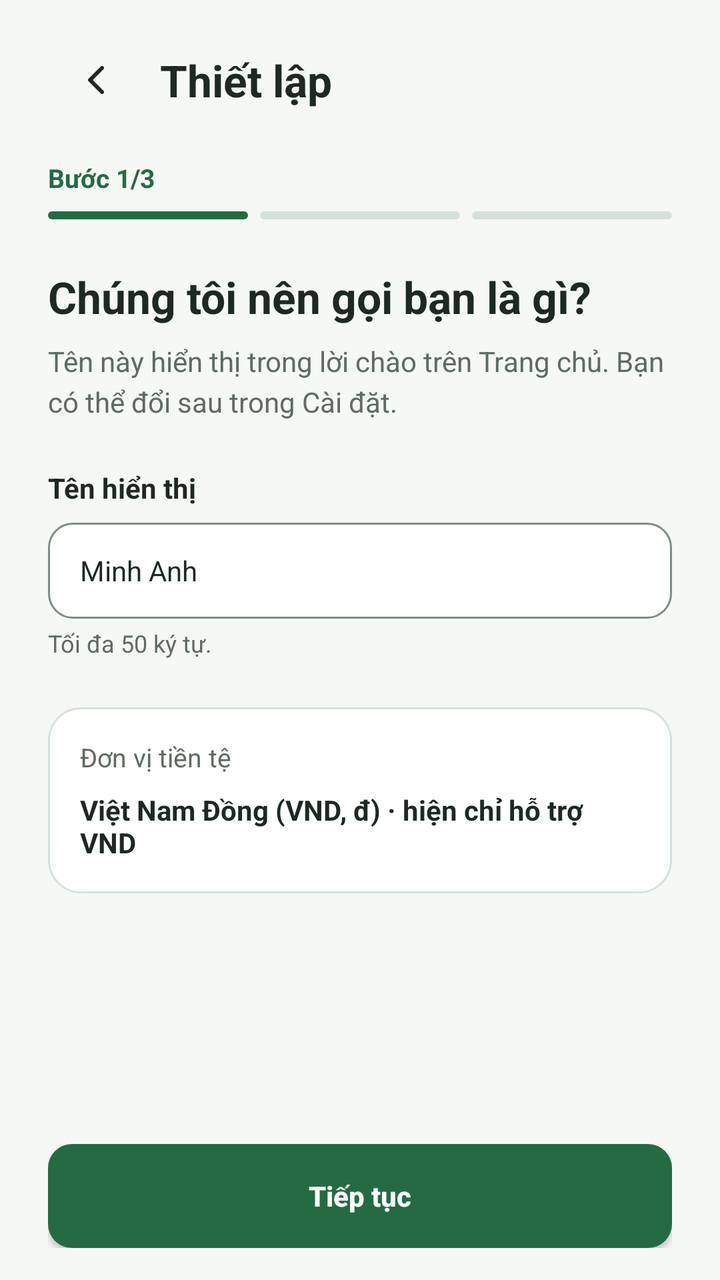
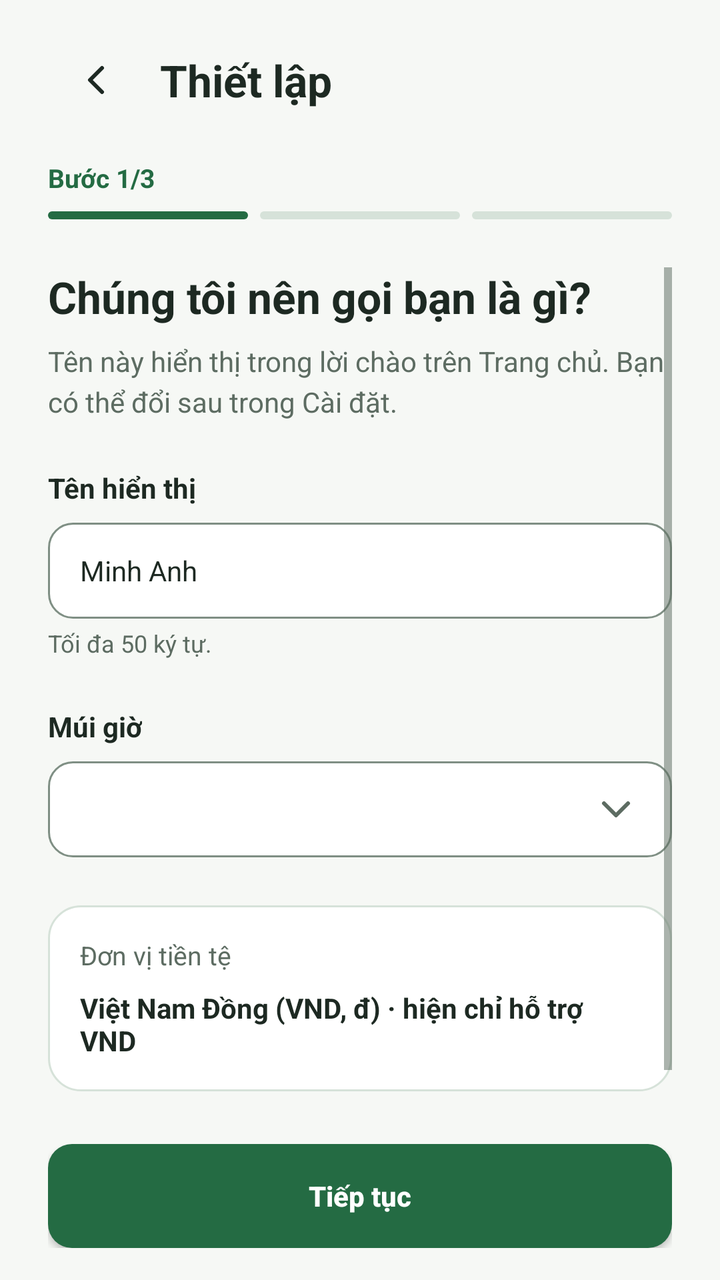

Before-and-after screenshots of an Android layout around one commit, followed by the original layout XML and the change that was made.
<!-- AndroidManifest.xml: application theme Theme.Fintrack -->
<!-- res/layout/activity_setup_basic_info.xml -->
<?xml version="1.0" encoding="utf-8"?>
<androidx.constraintlayout.widget.ConstraintLayout
    xmlns:android="http://schemas.android.com/apk/res/android"
    xmlns:app="http://schemas.android.com/apk/res-auto"
    android:layout_width="match_parent"
    android:layout_height="match_parent"
    android:background="@color/bg_app_canvas"
    android:fitsSystemWindows="true">

    
    <LinearLayout
        android:id="@+id/llFormContainer"
        android:layout_width="0dp"
        android:layout_height="0dp"
        android:orientation="vertical"
        android:paddingHorizontal="@dimen/spacing_24"
        android:paddingTop="@dimen/spacing_16"
        android:paddingBottom="@dimen/spacing_8"
        app:layout_constraintTop_toTopOf="parent"
        app:layout_constraintBottom_toTopOf="@id/btnContinueContainer"
        app:layout_constraintStart_toStartOf="parent"
        app:layout_constraintEnd_toEndOf="parent"
        app:layout_constraintWidth_max="440dp">

        
        <LinearLayout
            android:id="@+id/llHeader"
            android:layout_width="match_parent"
            android:layout_height="wrap_content"
            android:minHeight="48dp"
            android:gravity="center_vertical"
            android:orientation="horizontal">

            <ImageView
                android:id="@+id/ivBack"
                android:layout_width="48dp"
                android:layout_height="48dp"
                android:background="?attr/selectableItemBackgroundBorderless"
                android:clickable="true"
                android:focusable="true"
                android:contentDescription="@string/setup_title"
                android:padding="@dimen/spacing_12"
                android:scaleType="centerInside"
                android:src="@drawable/ic_arrow_back"
                app:tint="@color/text_primary" />

            <TextView
                android:id="@+id/tvHeaderTitle"
                android:layout_width="0dp"
                android:layout_height="wrap_content"
                android:layout_marginStart="@dimen/spacing_8"
                android:layout_weight="1"
                android:text="@string/setup_title"
                android:textColor="@color/text_primary"
                android:textSize="@dimen/text_size_amount_medium"
                android:textStyle="bold" />

        </LinearLayout>

        
        <LinearLayout
            android:id="@+id/llProgress"
            android:layout_width="match_parent"
            android:layout_height="wrap_content"
            android:layout_marginTop="@dimen/spacing_16"
            android:orientation="vertical">

            <TextView
                android:layout_width="wrap_content"
                android:layout_height="wrap_content"
                android:text="@string/step_1_3"
                android:textColor="@color/color_primary"
                android:textSize="@dimen/text_size_body_secondary"
                android:textStyle="bold" />

            <LinearLayout
                android:layout_width="match_parent"
                android:layout_height="@dimen/progress_bar_height"
                android:layout_marginTop="@dimen/spacing_8"
                android:baselineAligned="false"
                android:orientation="horizontal">

                <View
                    android:layout_width="0dp"
                    android:layout_height="match_parent"
                    android:layout_weight="1"
                    android:background="@drawable/bg_progress_active" />

                <View
                    android:layout_width="0dp"
                    android:layout_height="match_parent"
                    android:layout_marginStart="@dimen/progress_bar_gap"
                    android:layout_weight="1"
                    android:background="@drawable/bg_progress_track" />

                <View
                    android:layout_width="0dp"
                    android:layout_height="match_parent"
                    android:layout_marginStart="@dimen/progress_bar_gap"
                    android:layout_weight="1"
                    android:background="@drawable/bg_progress_track" />

            </LinearLayout>

        </LinearLayout>

        
        <ScrollView
            android:layout_width="match_parent"
            android:layout_height="0dp"
            android:layout_marginTop="@dimen/spacing_24"
            android:layout_weight="1"
            android:clipToPadding="false"
            android:fillViewport="false"
            android:overScrollMode="never"
            android:scrollbars="vertical">

            <LinearLayout
                android:layout_width="match_parent"
                android:layout_height="wrap_content"
                android:orientation="vertical"
                android:paddingBottom="@dimen/spacing_24">

                
                <TextView
                    android:layout_width="match_parent"
                    android:layout_height="wrap_content"
                    android:text="@string/setup_basic_title"
                    android:textColor="@color/text_primary"
                    android:textSize="@dimen/text_size_amount_medium"
                    android:textStyle="bold" />

                <TextView
                    android:layout_width="match_parent"
                    android:layout_height="wrap_content"
                    android:layout_marginTop="@dimen/spacing_8"
                    android:lineSpacingExtra="@dimen/spacing_4"
                    android:text="@string/setup_basic_subtitle"
                    android:textColor="@color/text_secondary"
                    android:textSize="@dimen/text_size_body_primary" />

                
                <TextView
                    android:layout_width="wrap_content"
                    android:layout_height="wrap_content"
                    android:layout_marginTop="@dimen/spacing_24"
                    android:text="@string/setup_display_name_label"
                    android:textColor="@color/text_primary"
                    android:textSize="@dimen/text_size_body_primary"
                    android:textStyle="bold" />

                
                <EditText
                    android:id="@+id/etDisplayName"
                    android:layout_width="match_parent"
                    android:layout_height="@dimen/input_height"
                    android:layout_marginTop="@dimen/spacing_8"
                    android:autofillHints="name"
                    android:background="@drawable/bg_input_field"
                    android:hint="@string/setup_display_name_hint"
                    android:inputType="textPersonName|textCapWords"
                    android:maxLength="50"
                    android:paddingHorizontal="@dimen/spacing_16"
                    android:singleLine="true"
                    android:imeOptions="actionNext"
                    android:text="@string/setup_display_name_default"
                    android:textColor="@color/text_primary"
                    android:textColorHint="@color/text_hint"
                    android:textSize="@dimen/text_size_body_primary" />

                
                <TextView
                    android:layout_width="match_parent"
                    android:layout_height="wrap_content"
                    android:layout_marginTop="@dimen/spacing_4"
                    android:text="@string/setup_display_name_max"
                    android:textColor="@color/text_secondary"
                    android:textSize="@dimen/text_size_label" />

                
                <LinearLayout
                    android:layout_width="match_parent"
                    android:layout_height="wrap_content"
                    android:layout_marginTop="@dimen/spacing_24"
                    android:background="@drawable/bg_card_white"
                    android:gravity="center_vertical"
                    android:orientation="vertical"
                    android:padding="@dimen/spacing_16">

                    <TextView
                        android:layout_width="wrap_content"
                        android:layout_height="wrap_content"
                        android:text="@string/setup_currency_label"
                        android:textColor="@color/text_secondary"
                        android:textSize="@dimen/text_size_body_secondary" />

                    <TextView
                        android:layout_width="match_parent"
                        android:layout_height="wrap_content"
                        android:layout_marginTop="@dimen/spacing_8"
                        android:text="@string/setup_currency_info"
                        android:textColor="@color/text_primary"
                        android:textSize="@dimen/text_size_body_primary"
                        android:textStyle="bold" />

                </LinearLayout>

            </LinearLayout>

        </ScrollView>

    </LinearLayout>

    
    <androidx.constraintlayout.widget.ConstraintLayout
        android:id="@+id/btnContinueContainer"
        android:layout_width="match_parent"
        android:layout_height="wrap_content"
        android:background="@color/bg_app_canvas"
        android:paddingHorizontal="@dimen/spacing_24"
        android:paddingTop="@dimen/spacing_12"
        android:paddingBottom="@dimen/spacing_16"
        app:layout_constraintBottom_toBottomOf="parent"
        app:layout_constraintStart_toStartOf="parent"
        app:layout_constraintEnd_toEndOf="parent">

        <androidx.appcompat.widget.AppCompatButton
            android:id="@+id/btnContinue"
            android:layout_width="0dp"
            android:layout_height="@dimen/button_height_large"
            android:background="@drawable/bg_button_primary"
            android:minHeight="48dp"
            android:text="@string/btn_continue"
            android:textAllCaps="false"
            android:textColor="@color/text_on_primary"
            android:textSize="@dimen/text_size_button"
            android:textStyle="bold"
            app:layout_constraintTop_toTopOf="parent"
            app:layout_constraintBottom_toBottomOf="parent"
            app:layout_constraintStart_toStartOf="parent"
            app:layout_constraintEnd_toEndOf="parent"
            app:layout_constraintWidth_max="320dp" />

    </androidx.constraintlayout.widget.ConstraintLayout>

</androidx.constraintlayout.widget.ConstraintLayout>
<!-- resources referenced by this layout -->
<resources>
  <color name="bg_app_canvas">@color/neutral_canvas</color>
  <color name="color_primary">@color/green_brand_700</color>
  <color name="text_hint">@color/neutral_text_600</color>
  <color name="text_on_primary">@color/neutral_surface</color>
  <color name="text_primary">@color/neutral_text_900</color>
  <color name="text_secondary">@color/neutral_text_600</color>
  <dimen name="button_height_large">52dp</dimen>
  <dimen name="input_height">48dp</dimen>
  <dimen name="progress_bar_gap">6dp</dimen>
  <dimen name="progress_bar_height">4dp</dimen>
  <dimen name="spacing_12">12dp</dimen>
  <dimen name="spacing_16">16dp</dimen>
  <dimen name="spacing_24">24dp</dimen>
  <dimen name="spacing_4">4dp</dimen>
  <dimen name="spacing_8">8dp</dimen>
  <dimen name="text_size_amount_medium">22sp</dimen>
  <dimen name="text_size_body_primary">14sp</dimen>
  <dimen name="text_size_body_secondary">13sp</dimen>
  <dimen name="text_size_button">14sp</dimen>
  <dimen name="text_size_label">12sp</dimen>
  <!-- drawable bg_progress_active (drawable) -->
  <?xml version="1.0" encoding="utf-8"?>
  <shape xmlns:android="http://schemas.android.com/apk/res/android"
      android:shape="rectangle">
      <solid android:color="@color/color_primary" />
      <corners android:radius="@dimen/radius_full" />
  </shape>
  <!-- drawable bg_progress_track (drawable) -->
  <?xml version="1.0" encoding="utf-8"?>
  <shape xmlns:android="http://schemas.android.com/apk/res/android"
      android:shape="rectangle">
      <solid android:color="@color/divider_light" />
      <corners android:radius="@dimen/radius_full" />
  </shape>
  <string name="btn_continue">Tiếp tục</string>
  <string name="setup_basic_subtitle">Tên này hiển thị trong lời chào trên Trang chủ. Bạn có thể đổi sau trong Cài đặt.</string>
  <string name="setup_basic_title">Chúng tôi nên gọi bạn là gì?</string>
  <string name="setup_currency_info">Việt Nam Đồng (VND, đ) · hiện chỉ hỗ trợ VND</string>
  <string name="setup_currency_label">Đơn vị tiền tệ</string>
  <string name="setup_display_name_default">Minh Anh</string>
  <string name="setup_display_name_hint">Nhập tên của bạn</string>
  <string name="setup_display_name_label">Tên hiển thị</string>
  <string name="setup_display_name_max">Tối đa 50 ký tự.</string>
  <string name="setup_title">Thiết lập</string>
  <string name="step_1_3">Bước 1/3</string>
  <style name="Theme.Fintrack" parent="Base.Theme.Fintrack" />
  <color name="neutral_canvas">#F6F8F5</color>
  <color name="green_brand_700">#246B43</color>
  <color name="neutral_text_600">#5D6C62</color>
  <color name="neutral_surface">#FFFFFF</color>
  <color name="neutral_text_900">#1D2922</color>
  <color name="color_primary_pressed">@color/green_brand_800</color>
  <dimen name="radius_input_button">12dp</dimen>
  <color name="bg_card_surface">@color/neutral_surface</color>
  <color name="divider_light">@color/neutral_border</color>
  <dimen name="radius_card">16dp</dimen>
  <color name="border_input_outline">@color/neutral_border_strong</color>
  <dimen name="radius_full">999dp</dimen>
  <color name="green_brand_800">#1C5636</color>
  <color name="neutral_border">#D6E2D9</color>
  <color name="neutral_border_strong">#7F8F84</color>
  <color name="color_accent">@color/green_accent_500</color>
  <color name="bg_surface_secondary">@color/neutral_surface_alt</color>
  <color name="green_accent_500">#4CAF50</color>
  <color name="neutral_surface_alt">#F0F4F0</color>
  <!-- unchanged entries left out for length: 5 -->
</resources>

<!-- the commit's change to res/layout/activity_setup_basic_info.xml (unified diff, before → after) -->
@@ -176,6 +176,31 @@
                     android:text="@string/setup_display_name_max"
                     android:textColor="@color/text_secondary"
                     android:textSize="@dimen/text_size_label" />
+
+                
+                <TextView
+                    android:layout_width="wrap_content"
+                    android:layout_height="wrap_content"
+                    android:layout_marginTop="@dimen/spacing_24"
+                    android:text="@string/time_zone"
+                    android:textColor="@color/text_primary"
+                    android:textSize="@dimen/text_size_body_primary"
+                    android:textStyle="bold" />
+
+                <TextView
+                    android:id="@+id/tvTimezoneValue"
+                    android:layout_width="match_parent"
+                    android:layout_height="@dimen/input_height"
+                    android:layout_marginTop="@dimen/spacing_8"
+                    android:background="@drawable/bg_input_field"
+                    android:clickable="true"
+                    android:focusable="true"
+                    android:foreground="?attr/selectableItemBackground"
+                    android:gravity="center_vertical"
+                    android:paddingHorizontal="@dimen/spacing_16"
+                    android:textColor="@color/text_primary"
+                    android:textSize="@dimen/text_size_body_primary"
+                    app:drawableEndCompat="@drawable/ic_chevron_down" />
 
                 
                 <LinearLayout
<!-- resource entries referenced after the edit -->
@@ -34,6 +34,20 @@
       <solid android:color="@color/divider_light" />
       <corners android:radius="@dimen/radius_full" />
   </shape>
+  <!-- drawable ic_chevron_down (drawable) -->
+  <?xml version="1.0" encoding="utf-8"?>
+  <vector xmlns:android="http://schemas.android.com/apk/res/android"
+      android:width="24dp"
+      android:height="24dp"
+      android:viewportWidth="24"
+      android:viewportHeight="24">
+      <path
+          android:pathData="M6,9L12,15L18,9"
+          android:strokeColor="@color/text_secondary"
+          android:strokeWidth="2"
+          android:strokeLineCap="round"
+          android:strokeLineJoin="round" />
+  </vector>
   <string name="btn_continue">Tiếp tục</string>
   <string name="setup_basic_subtitle">Tên này hiển thị trong lời chào trên Trang chủ. Bạn có thể đổi sau trong Cài đặt.</string>
   <string name="setup_basic_title">Chúng tôi nên gọi bạn là gì?</string>
@@ -45,6 +59,7 @@
   <string name="setup_display_name_max">Tối đa 50 ký tự.</string>
   <string name="setup_title">Thiết lập</string>
   <string name="step_1_3">Bước 1/3</string>
+  <string name="time_zone">Múi giờ</string>
   <style name="Theme.Fintrack" parent="Base.Theme.Fintrack" />
   <color name="neutral_canvas">#F6F8F5</color>
   <color name="green_brand_700">#246B43</color>
